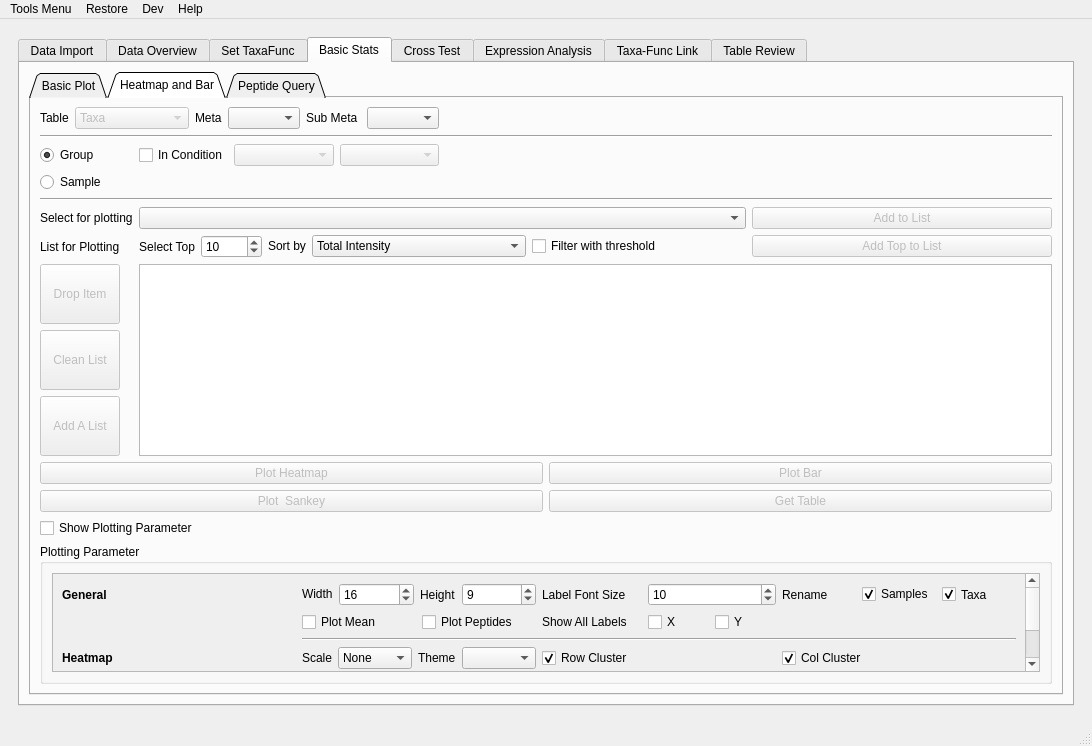
Qt form metax/gui/metax_gui/main_window.ui (byemaxx/MetaX) before a commit.
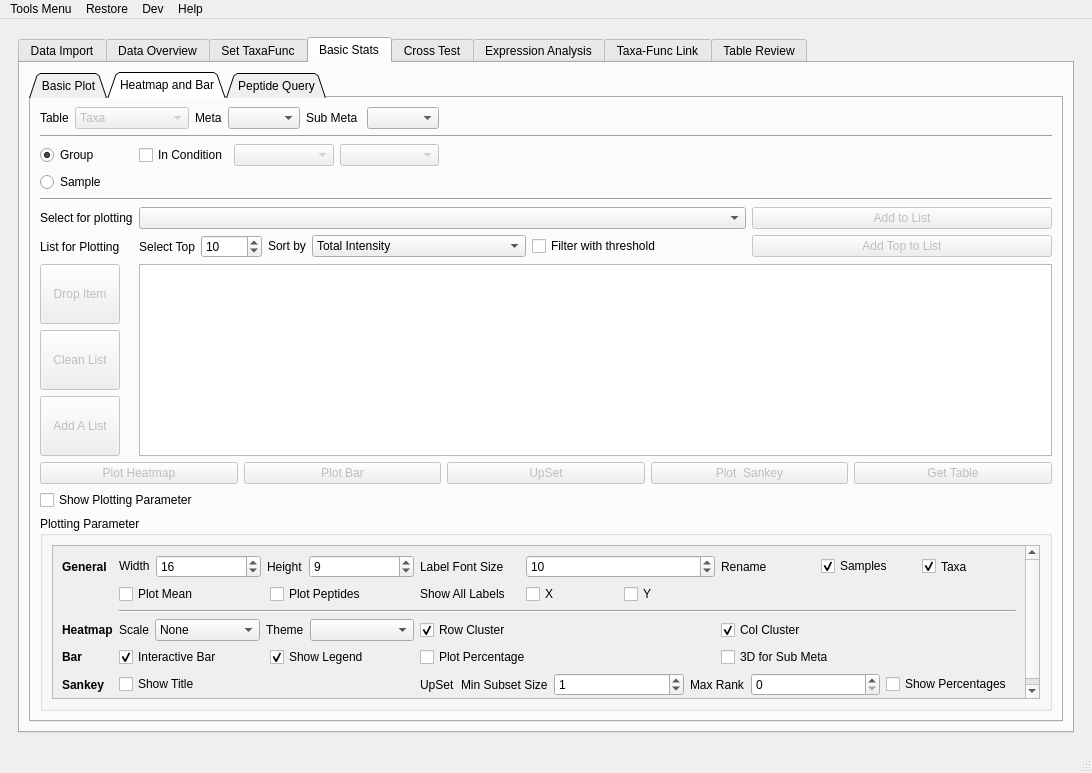
The same form after that commit. The open tabs and pages were chosen to show the change.

Commit message: - New: Added UpSet plot for basic selection plot part.

The edit to the form file:
```diff
--- a/metax/gui/metax_gui/main_window.ui
+++ b/metax/gui/metax_gui/main_window.ui
@@ -7,7 +7,7 @@
     <x>0</x>
     <y>0</y>
     <width>991</width>
-    <height>746</height>
+    <height>773</height>
    </rect>
   </property>
   <property name="sizePolicy">
@@ -2875,8 +2875,8 @@
                        <rect>
                         <x>0</x>
                         <y>0</y>
-                        <width>621</width>
-                        <height>152</height>
+                        <width>885</width>
+                        <height>170</height>
                        </rect>
                       </property>
                       <layout class="QGridLayout" name="gridLayout_50">
@@ -3079,6 +3079,12 @@
                          </item>
                          <item row="0" column="0">
                           <widget class="QLabel" name="label_183">
+                           <property name="sizePolicy">
+                            <sizepolicy hsizetype="Maximum" vsizetype="Preferred">
+                             <horstretch>0</horstretch>
+                             <verstretch>0</verstretch>
+                            </sizepolicy>
+                           </property>
                            <property name="font">
                             <font>
                              <weight>75</weight>
@@ -3380,6 +3386,106 @@
                            </item>
                           </layout>
                          </item>
+                         <item row="5" column="2" colspan="2">
+                          <layout class="QHBoxLayout" name="horizontalLayout_110">
+                           <item>
+                            <widget class="QLabel" name="label_heatmap_upset">
+                             <property name="sizePolicy">
+                              <sizepolicy hsizetype="Fixed" vsizetype="Preferred">
+                               <horstretch>0</horstretch>
+                               <verstretch>0</verstretch>
+                              </sizepolicy>
+                             </property>
+                             <property name="font">
+                              <font>
+                               <weight>50</weight>
+                               <bold>false</bold>
+                              </font>
+                             </property>
+                             <property name="text">
+                              <string>UpSet</string>
+                             </property>
+                            </widget>
+                           </item>
+                           <item>
+                            <widget class="QLabel" name="label_211">
+                             <property name="sizePolicy">
+                              <sizepolicy hsizetype="Maximum" vsizetype="Preferred">
+                               <horstretch>0</horstretch>
+                               <verstretch>0</verstretch>
+                              </sizepolicy>
+                             </property>
+                             <property name="text">
+                              <string>Min Subset Size</string>
+                             </property>
+                            </widget>
+                           </item>
+                           <item>
+                            <widget class="QSpinBox" name="spinBox_basic_heatmap_plot_upset_min_subset">
+                             <property name="sizePolicy">
+                              <sizepolicy hsizetype="Preferred" vsizetype="Fixed">
+                               <horstretch>0</horstretch>
+                               <verstretch>0</verstretch>
+                              </sizepolicy>
+                             </property>
+                             <property name="minimum">
+                              <number>0</number>
+                             </property>
+                             <property name="maximum">
+                              <number>99999</number>
+                             </property>
+                             <property name="singleStep">
+                              <number>1</number>
+                             </property>
+                             <property name="value">
+                              <number>1</number>
+                             </property>
+                            </widget>
+                           </item>
+                           <item>
+                            <widget class="QLabel" name="label_212">
+                             <property name="sizePolicy">
+                              <sizepolicy hsizetype="Maximum" vsizetype="Preferred">
+                               <horstretch>0</horstretch>
+                               <verstretch>0</verstretch>
+                              </sizepolicy>
+                             </property>
+                             <property name="text">
+                              <string>Max Rank</string>
+                             </property>
+                            </widget>
+                           </item>
+                           <item>
+                            <widget class="QSpinBox" name="spinBox_basic_heatmap_plot_upset_max_rank">
+                             <property name="sizePolicy">
+                              <sizepolicy hsizetype="Preferred" vsizetype="Fixed">
+                               <horstretch>0</horstretch>
+                               <verstretch>0</verstretch>
+                              </sizepolicy>
+                             </property>
+                             <property name="maximum">
+                              <number>999</number>
+                             </property>
+                            </widget>
+                           </item>
+                           <item>
+                            <widget class="QCheckBox" name="checkBox_basic_heatmap_plot_upset_show_percentage">
+                             <property name="enabled">
+                              <bool>true</bool>
+                             </property>
+                             <property name="sizePolicy">
+                              <sizepolicy hsizetype="Preferred" vsizetype="Fixed">
+                               <horstretch>0</horstretch>
+                               <verstretch>0</verstretch>
+                              </sizepolicy>
+                             </property>
+                             <property name="text">
+                              <string>Show Percentages</string>
+                             </property>
+                            </widget>
+                           </item>
+                          </layout>
+                         </item>
                         </layout>
                        </item>
                       </layout>
@@ -3608,24 +3714,62 @@
                  </layout>
                 </item>
                 <item row="9" column="0" colspan="4">
-                 <layout class="QGridLayout" name="gridLayout_39">
-                  <item row="2" column="1">
-                   <widget class="QPushButton" name="pushButton_basic_heatmap_get_table">
+                 <layout class="QHBoxLayout" name="horizontalLayout_107">
+                  <item>
+                   <widget class="QPushButton" name="pushButton_basic_heatmap_plot">
                     <property name="enabled">
                      <bool>false</bool>
                     </property>
                     <property name="sizePolicy">
-                     <sizepolicy hsizetype="Preferred" vsizetype="Preferred">
+                     <sizepolicy hsizetype="Preferred" vsizetype="Fixed">
                       <horstretch>0</horstretch>
                       <verstretch>0</verstretch>
                      </sizepolicy>
                     </property>
                     <property name="text">
-                     <string>Get Table</string>
+                     <string>Plot Heatmap</string>
                     </property>
+                    <property name="autoDefault">
+                     <bool>false</bool>
+                    </property>
+                    <property name="flat">
+                     <bool>false</bool>
+                    </property>
                    </widget>
                   </item>
-                  <item row="2" column="0">
+                  <item>
+                   <widget class="QPushButton" name="pushButton_basic_bar_plot">
+                    <property name="enabled">
+                     <bool>false</bool>
+                    </property>
+                    <property name="sizePolicy">
+                     <sizepolicy hsizetype="Preferred" vsizetype="Fixed">
+                      <horstretch>0</horstretch>
+                      <verstretch>0</verstretch>
+                     </sizepolicy>
+                    </property>
+                    <property name="text">
+                     <string>Plot Bar</string>
+                    </property>
+                   </widget>
+                  </item>
+                  <item>
+                   <widget class="QPushButton" name="pushButton_basic_heatmap_plot_upset">
+                    <property name="enabled">
+                     <bool>false</bool>
+                    </property>
+                    <property name="sizePolicy">
+                     <sizepolicy hsizetype="Preferred" vsizetype="Fixed">
+                      <horstretch>0</horstretch>
+                      <verstretch>0</verstretch>
+                     </sizepolicy>
+                    </property>
+                    <property name="text">
+                     <string>UpSet</string>
+                    </property>
+                   </widget>
+                  </item>
+                  <item>
                    <widget class="QPushButton" name="pushButton_basic_heatmap_sankey_plot">
                     <property name="enabled">
                      <bool>false</bool>
@@ -3641,8 +3785,8 @@
                     </property>
                    </widget>
                   </item>
-                  <item row="1" column="1">
-                   <widget class="QPushButton" name="pushButton_basic_bar_plot">
+                  <item>
+                   <widget class="QPushButton" name="pushButton_basic_heatmap_get_table">
                     <property name="enabled">
                      <bool>false</bool>
                     </property>
@@ -3653,23 +3797,7 @@
                      </sizepolicy>
                     </property>
                     <property name="text">
-                     <string>Plot Bar</string>
-                    </property>
-                   </widget>
-                  </item>
-                  <item row="1" column="0">
-                   <widget class="QPushButton" name="pushButton_basic_heatmap_plot">
-                    <property name="enabled">
-                     <bool>false</bool>
-                    </property>
-                    <property name="sizePolicy">
-                     <sizepolicy hsizetype="Preferred" vsizetype="Fixed">
-                      <horstretch>0</horstretch>
-                      <verstretch>0</verstretch>
-                     </sizepolicy>
-                    </property>
-                    <property name="text">
-                     <string>Plot Heatmap</string>
+                     <string>Get Table</string>
                     </property>
                    </widget>
                   </item>
```
Left out of the diff: 782 changed lines with no effect on the pictures. The commit also changes 7 other files.
